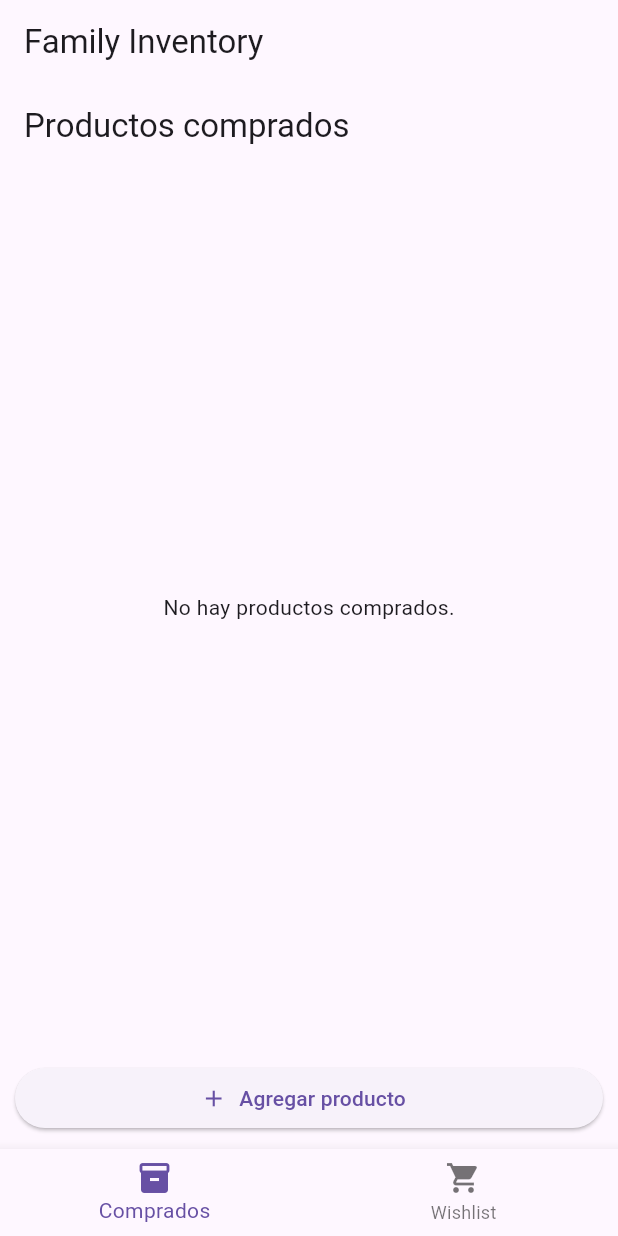
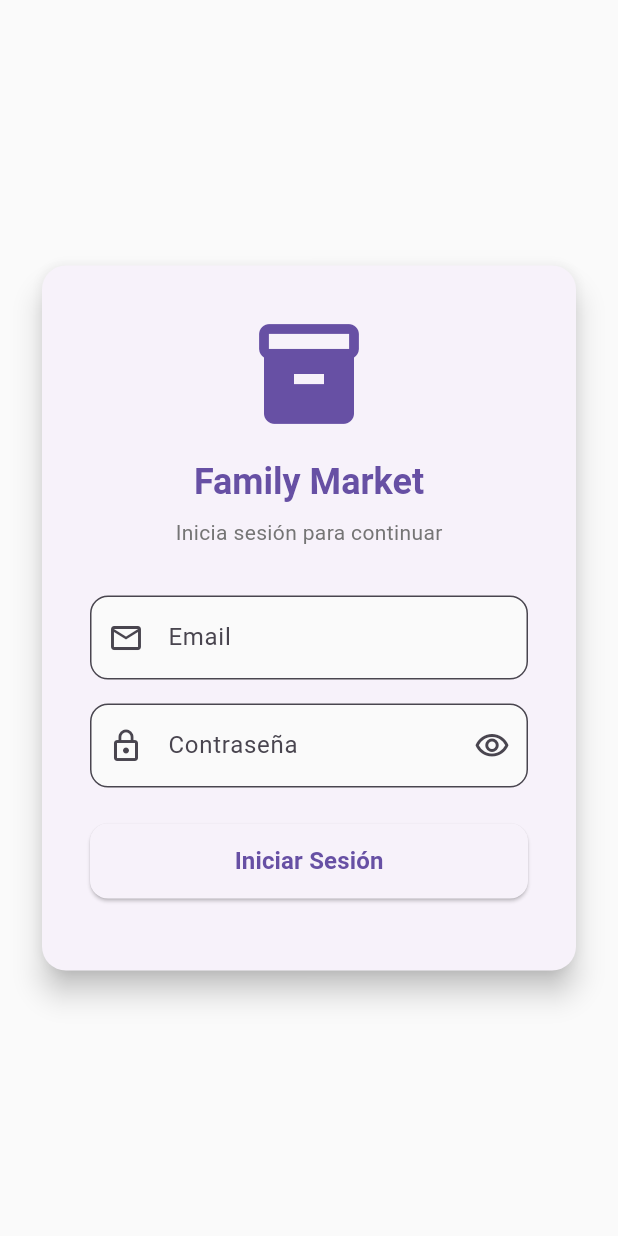
Before and after one commit to NicoEscaroz/Family-Market, a Flutter app: the screen it shows after launch, on a phone screen of 412 x 824 dp. Run offline on Flutter 3.47's test engine with Material 3 defaults, Android fonts, the phone set to English and light mode, and no system bars; our stand-ins replace cloud_firestore, firebase_auth, firebase_core; accounts and stored records are empty; statements that could not run were skipped.

Commit message:
Login FireBase

```diff
--- /dev/null
+++ b/lib/app/data/services/auth_service.dart
@@ -0,0 +1,78 @@
+import 'package:firebase_auth/firebase_auth.dart';
+
+class AuthService {
+  final FirebaseAuth _auth = FirebaseAuth.instance;
+
+  // Obtener el usuario actual
+  User? get currentUser => _auth.currentUser;
+
+  // Stream del estado de autenticación
+  Stream<User?> get authStateChanges => _auth.authStateChanges();
+
+  // Iniciar sesión con email y contraseña
+  Future<UserCredential?> signInWithEmailAndPassword({
+    required String email,
+    required String password,
+  }) async {
+    try {
+      UserCredential result = await _auth.signInWithEmailAndPassword(
+        email: email,
+        password: password,
+      );
+      return result;
+    } on FirebaseAuthException catch (e) {
+      throw _handleAuthError(e);
+    } catch (e) {
+      throw 'Error inesperado: $e';
+    }
+  }
+
+  // Cerrar sesión
+  Future<void> signOut() async {
+    try {
+      await _auth.signOut();
+    } catch (e) {
+      throw 'Error al cerrar sesión: $e';
+    }
+  }
+
+  // Registrar nuevo usuario (opcional)
+  Future<UserCredential?> createUserWithEmailAndPassword({
+    required String email,
+    required String password,
+  }) async {
+    try {
+      UserCredential result = await _auth.createUserWithEmailAndPassword(
+        email: email,
+        password: password,
+      );
+      return result;
+    } on FirebaseAuthException catch (e) {
+      throw _handleAuthError(e);
+    } catch (e) {
+      throw 'Error inesperado: $e';
+    }
+  }
+
+  // Manejar errores de Firebase Auth
+  String _handleAuthError(FirebaseAuthException e) {
+    switch (e.code) {
+      case 'user-not-found':
+        return 'No existe una cuenta con este email.';
+      case 'wrong-password':
+        return 'Contraseña incorrecta.';
+      case 'email-already-in-use':
+        return 'Ya existe una cuenta con este email.';
+      case 'weak-password':
+        return 'La contraseña es muy débil.';
+      case 'invalid-email':
+        return 'El formato del email es inválido.';
+      case 'user-disabled':
+        return 'Esta cuenta ha sido deshabilitada.';
+      case 'too-many-requests':
+        return 'Demasiados intentos fallidos. Intenta más tarde.';
+      default:
+        return 'Error de autenticación: ${e.message}';
+    }
+  }
+}
--- /dev/null
+++ b/lib/app/screens/login_screen.dart
@@ -0,0 +1,207 @@
+import 'package:flutter/material.dart';
+import 'package:family_market/app/data/services/auth_service.dart';
+
+class LoginScreen extends StatefulWidget {
+  const LoginScreen({super.key});
+
+  @override
+  State<LoginScreen> createState() => _LoginScreenState();
+}
+
+class _LoginScreenState extends State<LoginScreen> {
+  final _formKey = GlobalKey<FormState>();
+  final _emailController = TextEditingController();
+  final _passwordController = TextEditingController();
+  final _authService = AuthService();
+
+  bool _isLoading = false;
+  bool _obscurePassword = true;
+
+  @override
+  void dispose() {
+    _emailController.dispose();
+    _passwordController.dispose();
+    super.dispose();
+  }
+
+  Future<void> _signIn() async {
+    if (!_formKey.currentState!.validate()) return;
+
+    setState(() {
+      _isLoading = true;
+    });
+
+    try {
+      await _authService.signInWithEmailAndPassword(
+        email: _emailController.text.trim(),
+        password: _passwordController.text,
+      );
+
+      if (mounted) {
+        // El AuthWrapper se encargará de la navegación automáticamente
+      }
+    } catch (e) {
+      if (mounted) {
+        ScaffoldMessenger.of(context).showSnackBar(
+          SnackBar(content: Text(e.toString()), backgroundColor: Colors.red),
+        );
+      }
+    } finally {
+      if (mounted) {
+        setState(() {
+          _isLoading = false;
+        });
+      }
+    }
+  }
+
+  @override
+  Widget build(BuildContext context) {
+    return Scaffold(
+      backgroundColor: Colors.grey[50],
+      body: SafeArea(
+        child: Center(
+          child: SingleChildScrollView(
+            padding: const EdgeInsets.all(24.0),
+            child: Card(
+              elevation: 8,
+              shape: RoundedRectangleBorder(
+                borderRadius: BorderRadius.circular(16),
+              ),
+              child: Padding(
+                padding: const EdgeInsets.all(32.0),
+                child: Form(
+                  key: _formKey,
+                  child: Column(
+                    mainAxisSize: MainAxisSize.min,
+                    children: [
+                      Icon(
+                        Icons.inventory_2,
+                        size: 80,
+                        color: Theme.of(context).primaryColor,
+                      ),
+                      const SizedBox(height: 16),
+                      Text(
+                        'Family Market',
+                        style: Theme.of(
+                          context,
+                        ).textTheme.headlineSmall?.copyWith(
+                          fontWeight: FontWeight.bold,
+                          color: Theme.of(context).primaryColor,
+                        ),
+                      ),
+                      const SizedBox(height: 8),
+                      Text(
+                        'Inicia sesión para continuar',
+                        style: Theme.of(context).textTheme.bodyMedium?.copyWith(
+                          color: Colors.grey[600],
+                        ),
+                      ),
+                      const SizedBox(height: 32),
+
+                      // Email
+                      TextFormField(
+                        controller: _emailController,
+                        keyboardType: TextInputType.emailAddress,
+                        decoration: InputDecoration(
+                          labelText: 'Email',
+                          prefixIcon: const Icon(Icons.email_outlined),
+                          border: OutlineInputBorder(
+                            borderRadius: BorderRadius.circular(12),
+                          ),
+                          filled: true,
+                          fillColor: Colors.grey[50],
+                        ),
+                        validator: (value) {
+                          if (value == null || value.isEmpty) {
+                            return 'Por favor ingresa tu email';
+                          }
+                          if (!RegExp(
+                            r'^[\w-\.]+@([\w-]+\.)+[\w-]{2,4}$',
+                          ).hasMatch(value)) {
+                            return 'Ingresa un email válido';
+                          }
+                          return null;
+                        },
+                      ),
+                      const SizedBox(height: 16),
+
+                      // Password
+                      TextFormField(
+                        controller: _passwordController,
+                        obscureText: _obscurePassword,
+                        decoration: InputDecoration(
+                          labelText: 'Contraseña',
+                          prefixIcon: const Icon(Icons.lock_outline),
+                          suffixIcon: IconButton(
+                            icon: Icon(
+                              _obscurePassword
+                                  ? Icons.visibility_outlined
+                                  : Icons.visibility_off_outlined,
+                            ),
+                            onPressed: () {
+                              setState(() {
+                                _obscurePassword = !_obscurePassword;
+                              });
+                            },
+                          ),
+                          border: OutlineInputBorder(
+                            borderRadius: BorderRadius.circular(12),
+                          ),
+                          filled: true,
+                          fillColor: Colors.grey[50],
+                        ),
+                        validator: (value) {
+                          if (value == null || value.isEmpty) {
+                            return 'Por favor ingresa tu contraseña';
+                          }
+                          if (value.length < 6) {
+                            return 'La contraseña debe tener al menos 6 caracteres';
+                          }
+                          return null;
+                        },
+                      ),
+                      const SizedBox(height: 24),
+
+                      // Login
+                      SizedBox(
+                        width: double.infinity,
+                        height: 50,
+                        child: ElevatedButton(
+                          onPressed: _isLoading ? null : _signIn,
+                          style: ElevatedButton.styleFrom(
+                            shape: RoundedRectangleBorder(
+                              borderRadius: BorderRadius.circular(12),
+                            ),
+                          ),
+                          child:
+                              _isLoading
+                                  ? const SizedBox(
+                                    height: 20,
+                                    width: 20,
+                                    child: CircularProgressIndicator(
+                                      strokeWidth: 2,
+                                      color: Colors.white,
+                                    ),
+                                  )
+                                  : const Text(
+                                    'Iniciar Sesión',
+                                    style: TextStyle(
+                                      fontSize: 16,
+                                      fontWeight: FontWeight.bold,
+                                    ),
+                                  ),
+                        ),
+                      ),
+                      const SizedBox(height: 16),
+                    ],
+                  ),
+                ),
+              ),
+            ),
+          ),
+        ),
+      ),
+    );
+  }
+}
--- /dev/null
+++ b/lib/app/widgets/auth_wrapper.dart
@@ -0,0 +1,28 @@
+import 'package:flutter/material.dart';
+import 'package:firebase_auth/firebase_auth.dart';
+import 'package:family_market/app/screens/login_screen.dart';
+import 'package:family_market/app/screens/home_screen.dart';
+
+class AuthWrapper extends StatelessWidget {
+  const AuthWrapper({super.key});
+
+  @override
+  Widget build(BuildContext context) {
+    return StreamBuilder<User?>(
+      stream: FirebaseAuth.instance.authStateChanges(),
+      builder: (context, snapshot) {
+        if (snapshot.connectionState == ConnectionState.waiting) {
+          return const Scaffold(
+            body: Center(child: CircularProgressIndicator()),
+          );
+        }
+
+        if (snapshot.hasData && snapshot.data != null) {
+          return const HomeScreen();
+        }
+
+        return const LoginScreen();
+      },
+    );
+  }
+}
--- a/lib/main.dart
+++ b/lib/main.dart
@@ -1,87 +1,24 @@
 import 'package:flutter/material.dart';
 import 'package:firebase_core/firebase_core.dart';
-import 'package:family_market/app/screens/products_screen.dart';
-import 'package:family_market/app/screens/wishlist_screen.dart';
-import 'package:family_market/app/screens/add_product_screen.dart';
+import 'package:family_market/app/widgets/auth_wrapper.dart';
 import 'firebase_options.dart';
 
 void main() async {
   WidgetsFlutterBinding.ensureInitialized();
   await Firebase.initializeApp(options: DefaultFirebaseOptions.currentPlatform);
-  runApp(const FamilyInventoryApp());
+  runApp(const FamilyMarket());
 }
 
-class FamilyInventoryApp extends StatefulWidget {
-  const FamilyInventoryApp({super.key});
-
-  @override
-  State<FamilyInventoryApp> createState() => _FamilyInventoryAppState();
-}
-
-class _FamilyInventoryAppState extends State<FamilyInventoryApp> {
-  int _selectedIndex = 0;
-
-  final List<Widget> _screens = const [ProductsScreen(), WishlistScreen()];
-
-  void _onNavTap(int index) {
-    setState(() {
-      _selectedIndex = index;
-    });
-  }
-
-  Future<void> _navigateToAddProduct(BuildContext context) async {
-    final isWishlist = _selectedIndex == 1;
-
-    await Navigator.push(
-      context,
-      MaterialPageRoute(
-        builder: (_) => AddProductScreen(toWishlist: isWishlist),
-      ),
-    );
-  }
+class FamilyMarket extends StatelessWidget {
+  const FamilyMarket({super.key});
 
   @override
   Widget build(BuildContext context) {
     return MaterialApp(
-      title: 'Family Inventory',
+      title: 'Family Market',
       debugShowCheckedModeBanner: false,
-      home: Scaffold(
-        appBar: AppBar(title: const Text('Family Inventory')),
-        body: Column(
-          children: [
-            Expanded(child: _screens[_selectedIndex]),
-            Builder(
-              builder: (innerContext) {
-                return Padding(
-                  padding: const EdgeInsets.all(10.0),
-                  child: SizedBox(
-                    width: double.infinity,
-                    child: ElevatedButton.icon(
-                      onPressed: () => _navigateToAddProduct(innerContext),
-                      icon: const Icon(Icons.add),
-                      label: const Text('Agregar producto'),
-                    ),
-                  ),
-                );
-              },
-            ),
-          ],
-        ),
-        bottomNavigationBar: BottomNavigationBar(
-          currentIndex: _selectedIndex,
-          onTap: _onNavTap,
-          items: const [
-            BottomNavigationBarItem(
-              icon: Icon(Icons.inventory),
-              label: 'Comprados',
-            ),
-            BottomNavigationBarItem(
-              icon: Icon(Icons.shopping_cart),
-              label: 'Wishlist',
-            ),
-          ],
-        ),
-      ),
+      theme: ThemeData(primarySwatch: Colors.blue, useMaterial3: true),
+      home: const AuthWrapper(),
     );
   }
 }
--- a/pubspec.yaml
+++ b/pubspec.yaml
@@ -13,7 +13,7 @@ dependencies:
   cupertino_icons: ^1.0.8
   firebase_core: ^3.13.1
   cloud_firestore: ^5.6.8
-  firebase_auth: ^4.15.3
+  firebase_auth: ^5.5.4
   uuid: ^4.5.1
 
 dev_dependencies:
```
Also changed, not shown: lib/app/data/services/firebase_service.dart (+9 -3 lines), lib/app/screens/home_screen.dart (added, +130 -0 lines), lib/app/screens/products_screen.dart (+44 -3 lines), lib/app/screens/wishlist_screen.dart (+46 -3 lines), pubspec.lock, 4 other files.
